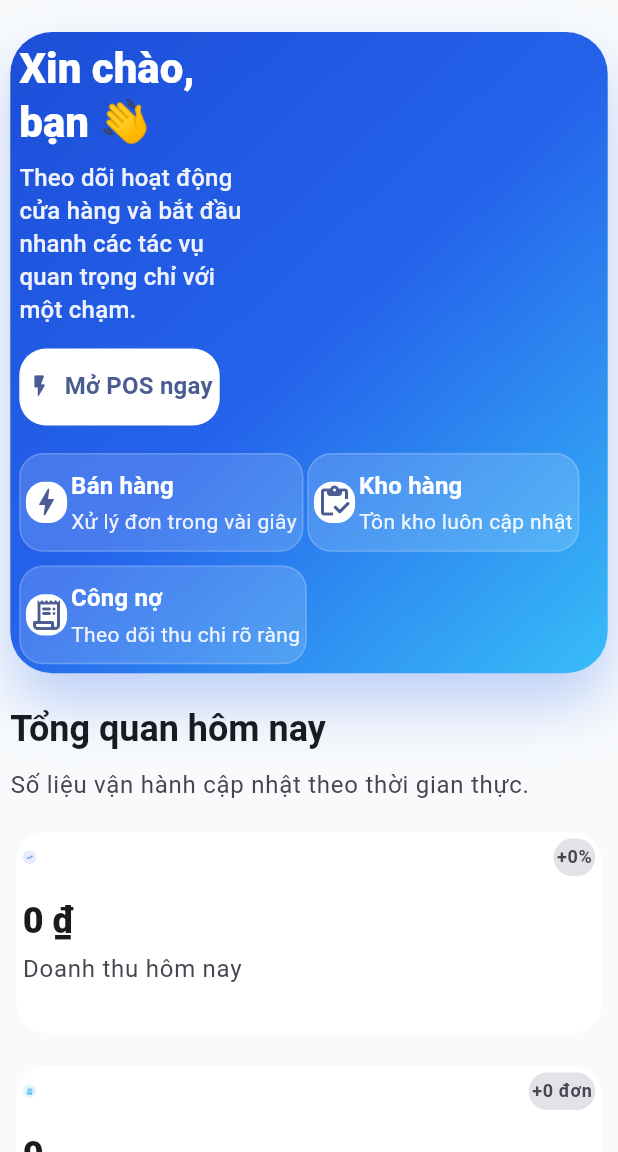
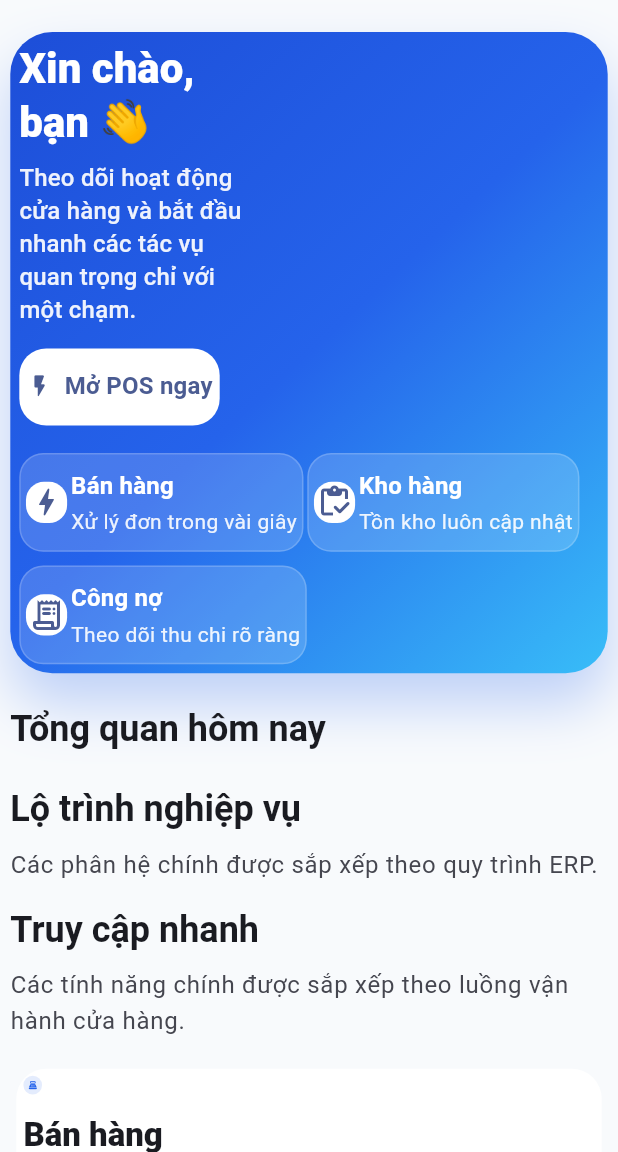
Before and after one commit to lecongphu/quan_ly_tap_hoa, a Flutter app: the screen it shows once a user with an empty profile is signed in, on a phone screen of 412 x 824 dp, the part 84-1236 px from its top. Run offline on Flutter 3.47's test engine with Material 3 defaults, Android fonts, the phone set to English and light mode, and no system bars; our stand-ins replace file_picker, flutter_dotenv, flutter_riverpod, flutter_screenutil, pdf, printing and 2 more; missing offline and left inert: excel; accounts and stored records are empty.

Commit message:
Remove KPI block from today overview

```diff
--- a/lib/main.dart
+++ b/lib/main.dart
@@ -280,28 +280,6 @@ class _HomeScreen extends ConsumerWidget {
                     style: Theme.of(context).textTheme.headlineSmall?.copyWith(
                           fontWeight: FontWeight.w700,
                         ),
-                  ),
-                  SizedBox(height: 12.h),
-                  Text(
-                    'Số liệu vận hành cập nhật theo thời gian thực.',
-                    style: Theme.of(context).textTheme.bodyLarge?.copyWith(
-                          color: Theme.of(context).colorScheme.onSurfaceVariant,
-                        ),
-                  ),
-                  SizedBox(height: 20.h),
-                  GridView.builder(
-                    shrinkWrap: true,
-                    physics: const NeverScrollableScrollPhysics(),
-                    itemCount: kpiItems.length,
-                    gridDelegate: SliverGridDelegateWithFixedCrossAxisCount(
-                      crossAxisCount: kpiColumnCount,
-                      crossAxisSpacing: 18.w,
-                      mainAxisSpacing: 18.h,
-                      childAspectRatio: kpiColumnCount == 1 ? 2.8 : 2.6,
-                    ),
-                    itemBuilder: (context, index) {
-                      return _KpiCard(item: kpiItems[index]);
-                    },
                   ),
                   SizedBox(height: 28.h),
                   Text(
```
